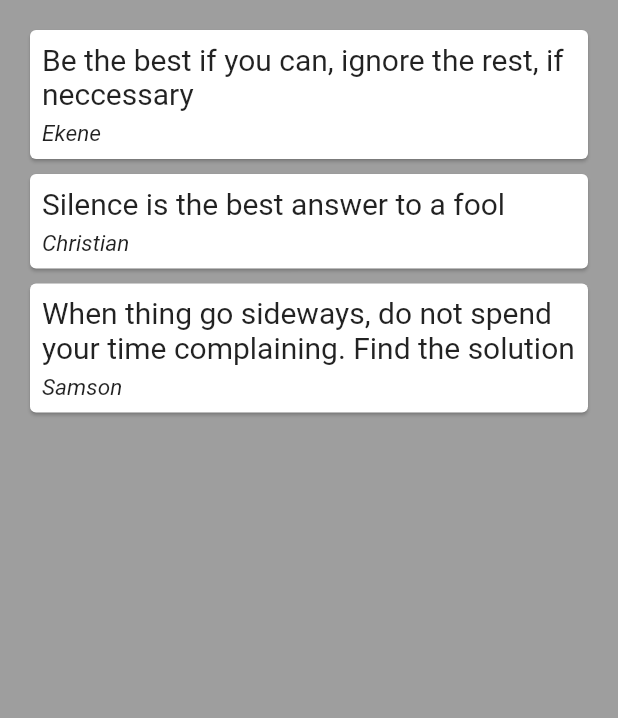
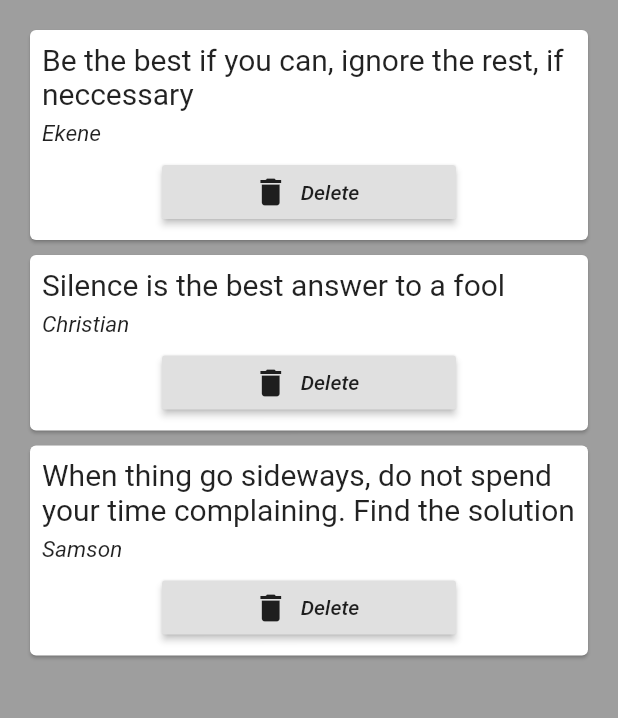
Before and after one commit to officialchriseo/quotes_app, a Flutter app: the screen it shows after launch, on a phone screen of 412 x 824 dp, the part 84-802 px from its top. Run offline on Flutter 3.47's test engine with Material 2 defaults, Android fonts, the phone set to English and light mode, and no system bars.

Commit message:
Initial commit

```diff
--- a/lib/main.dart
+++ b/lib/main.dart
@@ -37,7 +37,13 @@ class _QuotesState extends State<Quotes> {
         padding: EdgeInsets.all(10.0),
         child: Column(
           children: quotes.map((quote) {
-            return QuoteCard(quote: quote);
+            return QuoteCard(
+                quote: quote, delete: () {
+                  setState(() {
+                    quotes.remove(quote);
+                  });
+            },
+            );
           }).toList(),
           crossAxisAlignment: CrossAxisAlignment.start,
 
--- a/lib/quote_card.dart
+++ b/lib/quote_card.dart
@@ -1,12 +1,12 @@
-
 import 'package:flutter/material.dart';
 import 'package:quotes_app/quote.dart';
 
 class QuoteCard extends StatelessWidget {
 
   final Quote quote;
+  final Function delete;
 
-  QuoteCard({this.quote});
+  QuoteCard({this.quote, this.delete});
 
   @override
   Widget build(BuildContext context) {
@@ -31,6 +31,22 @@ class QuoteCard extends StatelessWidget {
                 fontSize: 15.0,
                 fontStyle: FontStyle.italic,
               ),
+            ),
+            SizedBox(height: 6.0),
+            Container(
+              margin: EdgeInsets.fromLTRB(80.0, 0.0, 80.0, 0),
+              child: RaisedButton.icon(
+                  onPressed: delete,
+                  icon: Icon(
+                    Icons.delete
+                  ),
+                  label: Text(
+                      'Delete',
+                    style: TextStyle(
+                      fontStyle: FontStyle.italic,
+                    ),
+                  ),
+              ),
             )
           ],
         ),
```
